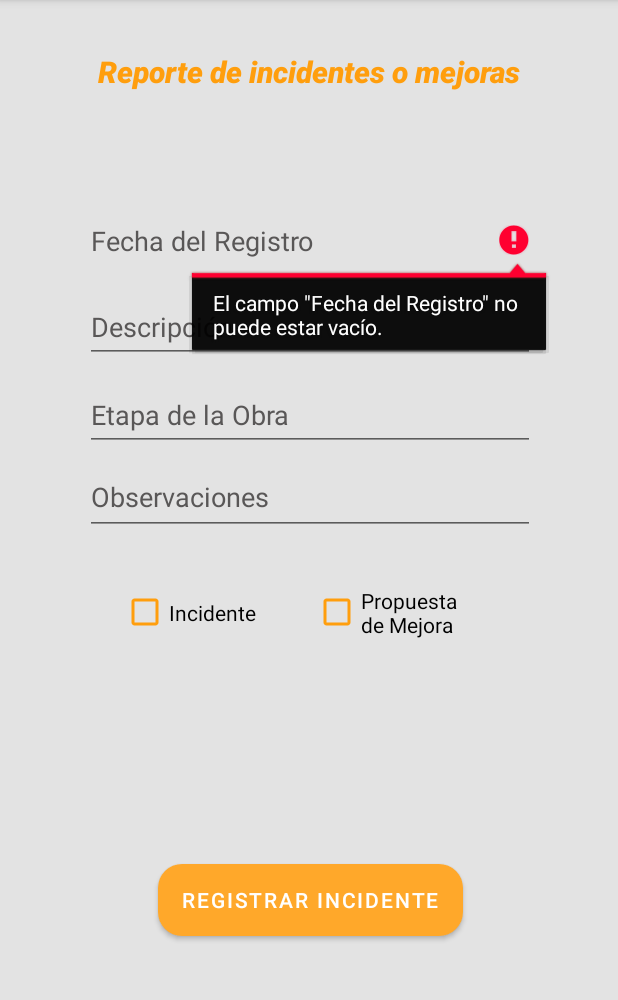
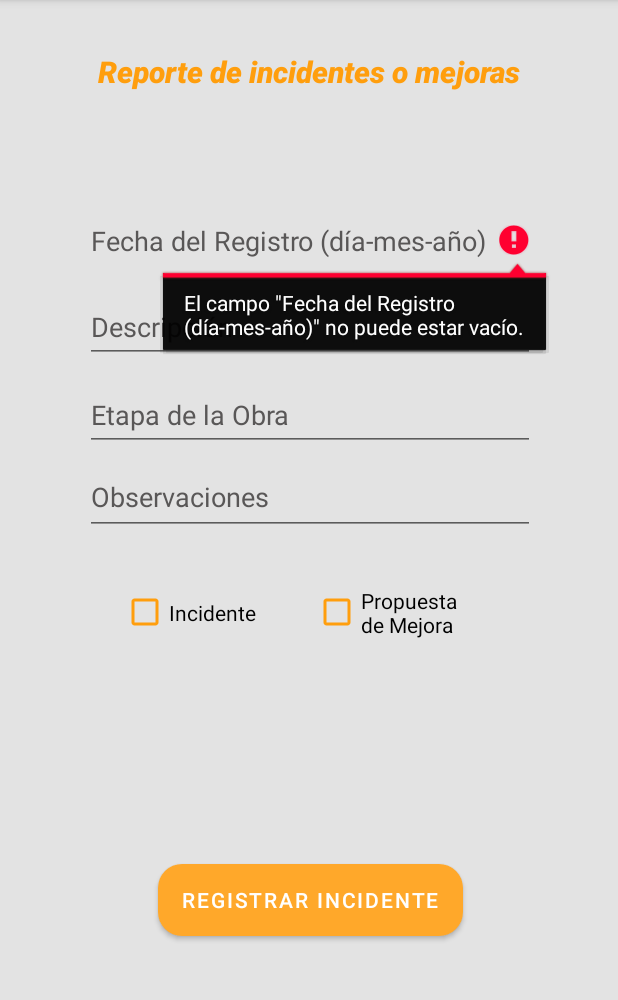
Before and after one commit to RodolfoCuevasJimenez/Buldify, an Android app: the fragment FormularioIncidentesFragment shown on its own in the app's theme, after a tap on "REGISTRAR INCIDENTE", on a phone screen of 412 x 824 dp, the part 84-1084 px from its top. Run offline under Robolectric (Android 15) with nearby library versions, the phone set to English and light mode, and no system bars; our stand-ins replace Firebase (no records; nobody signed in at launch, a user with empty details on screens opened directly).

Commit message:
Cambio de formato en la fecha del los incidentes

```diff
--- a/app/src/main/res/layout/fragment_formulario_incidentes.xml
+++ b/app/src/main/res/layout/fragment_formulario_incidentes.xml
@@ -33,7 +33,7 @@
             android:layout_height="wrap_content"
             android:width="300dp"
             android:ems="10"
-            android:hint="Fecha del Registro"
+            android:hint="Fecha del Registro (día-mes-año)"
             android:importantForAutofill="no"
             android:inputType="date"
             android:minHeight="48dp"
```
Also changed, not shown: app/src/main/java/cr/una/buildify/FormularioIncidentes/FormularioIncidentesFragment.kt (+11 -1 lines).
